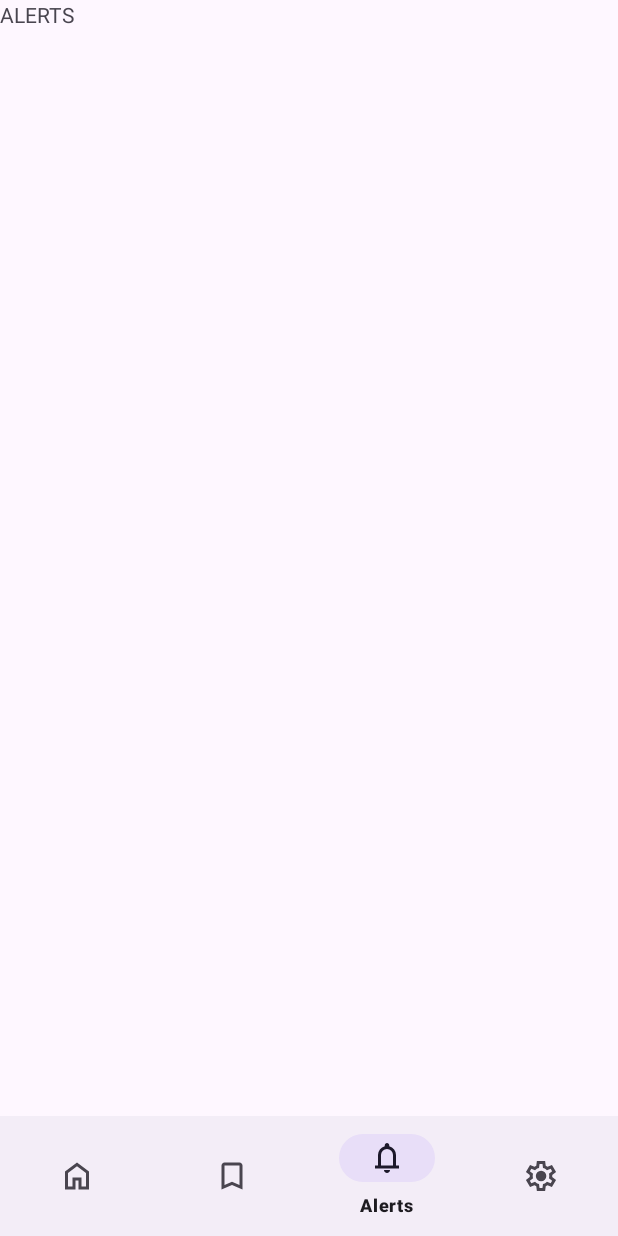
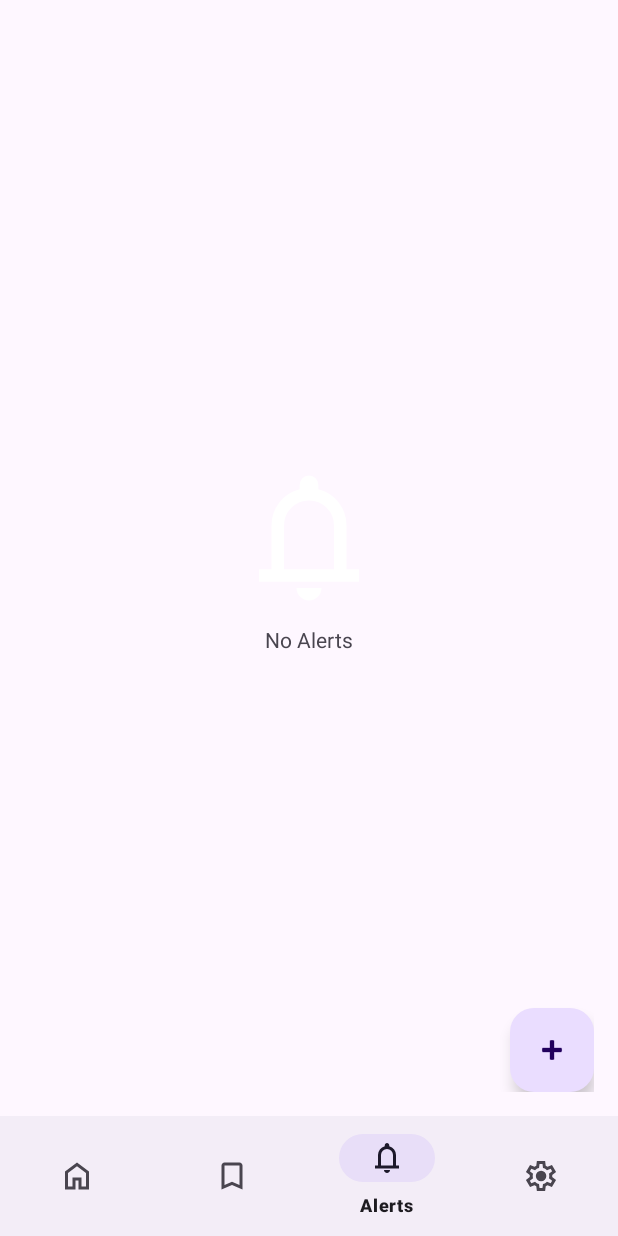
Before and after one commit to ywsoliman/weather-app, an Android app: the AlertsFragment screen opened through its navigation route, on a phone screen of 412 x 824 dp. Run offline under Robolectric (Android 15) with nearby library versions, the light colour scheme and no system bars; our stand-ins replace navigation-ui; pictures from the network do not load; 4 statements that could not run were skipped.

Commit message:
Created AlertsFragment XML

```diff
--- a/app/src/main/res/layout/fragment_alerts.xml
+++ b/app/src/main/res/layout/fragment_alerts.xml
@@ -1,14 +1,55 @@
 <?xml version="1.0" encoding="utf-8"?>
-<FrameLayout xmlns:android="http://schemas.android.com/apk/res/android"
+<androidx.constraintlayout.widget.ConstraintLayout xmlns:android="http://schemas.android.com/apk/res/android"
+    xmlns:app="http://schemas.android.com/apk/res-auto"
     xmlns:tools="http://schemas.android.com/tools"
     android:layout_width="match_parent"
     android:layout_height="match_parent"
+    android:layout_margin="16dp"
     tools:context=".alerts.AlertsFragment">
 
-    <!-- TODO: Update blank fragment layout -->
+    <androidx.recyclerview.widget.RecyclerView
+        android:id="@+id/rvAlerts"
+        android:layout_width="0dp"
+        android:layout_height="0dp"
+        app:layout_constraintBottom_toTopOf="@id/addAlertBtn"
+        app:layout_constraintEnd_toEndOf="parent"
+        app:layout_constraintStart_toStartOf="parent"
+        app:layout_constraintTop_toTopOf="parent" />
+
+    <com.google.android.material.floatingactionbutton.FloatingActionButton
+        android:id="@+id/addAlertBtn"
+        android:layout_width="wrap_content"
+        android:layout_height="wrap_content"
+        android:clickable="true"
+        android:contentDescription="@string/add_alert_button"
+        android:focusable="true"
+        android:src="@android:drawable/ic_input_add"
+        app:layout_constraintBottom_toBottomOf="parent"
+        app:layout_constraintEnd_toEndOf="parent" />
+
+    <ImageView
+        android:id="@+id/noAlertsImage"
+        android:layout_width="100dp"
+        android:layout_height="100dp"
+        android:contentDescription="@string/no_alerts"
+        android:src="@drawable/ic_notifications"
+        app:layout_constraintBottom_toTopOf="@+id/noAlertsText"
+        app:layout_constraintEnd_toEndOf="parent"
+        app:layout_constraintStart_toStartOf="parent"
+        app:layout_constraintTop_toTopOf="parent"
+        app:layout_constraintVertical_chainStyle="packed"
+        app:tint="@color/white" />
+
     <TextView
-        android:layout_width="match_parent"
-        android:layout_height="match_parent"
-        android:text="ALERTS" />
+        android:id="@+id/noAlertsText"
+        android:layout_width="wrap_content"
+        android:layout_height="wrap_content"
+        android:layout_marginTop="8dp"
+        android:text="@string/no_alerts"
+        app:drawableTint="@color/white"
+        app:layout_constraintBottom_toBottomOf="parent"
+        app:layout_constraintEnd_toEndOf="@+id/noAlertsImage"
+        app:layout_constraintStart_toStartOf="@+id/noAlertsImage"
+        app:layout_constraintTop_toBottomOf="@+id/noAlertsImage" />
 
-</FrameLayout>
+</androidx.constraintlayout.widget.ConstraintLayout>
--- a/app/src/main/res/values/strings.xml
+++ b/app/src/main/res/values/strings.xml
@@ -56,5 +56,7 @@
     <string name="get_location_from">Get location from</string>
     <string name="get_units_in">Get units in</string>
     <string name="no_favorite_places">No Favorite Places</string>
+    <string name="add_alert_button">Add Alert Button</string>
+    <string name="no_alerts">No Alerts</string>
 
 </resources>
```
Also changed, not shown: 1 other file.
